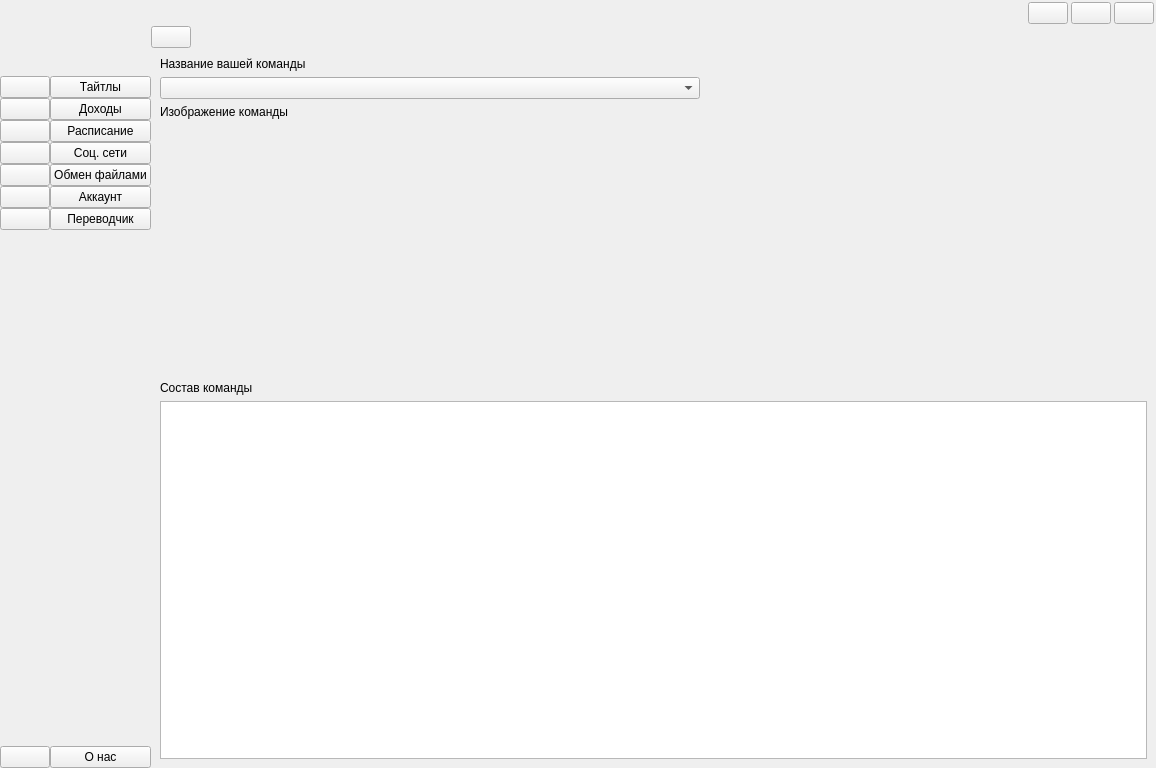
Old version of the form front/ui.ui in the repository Resmko99/Is-for-translator.
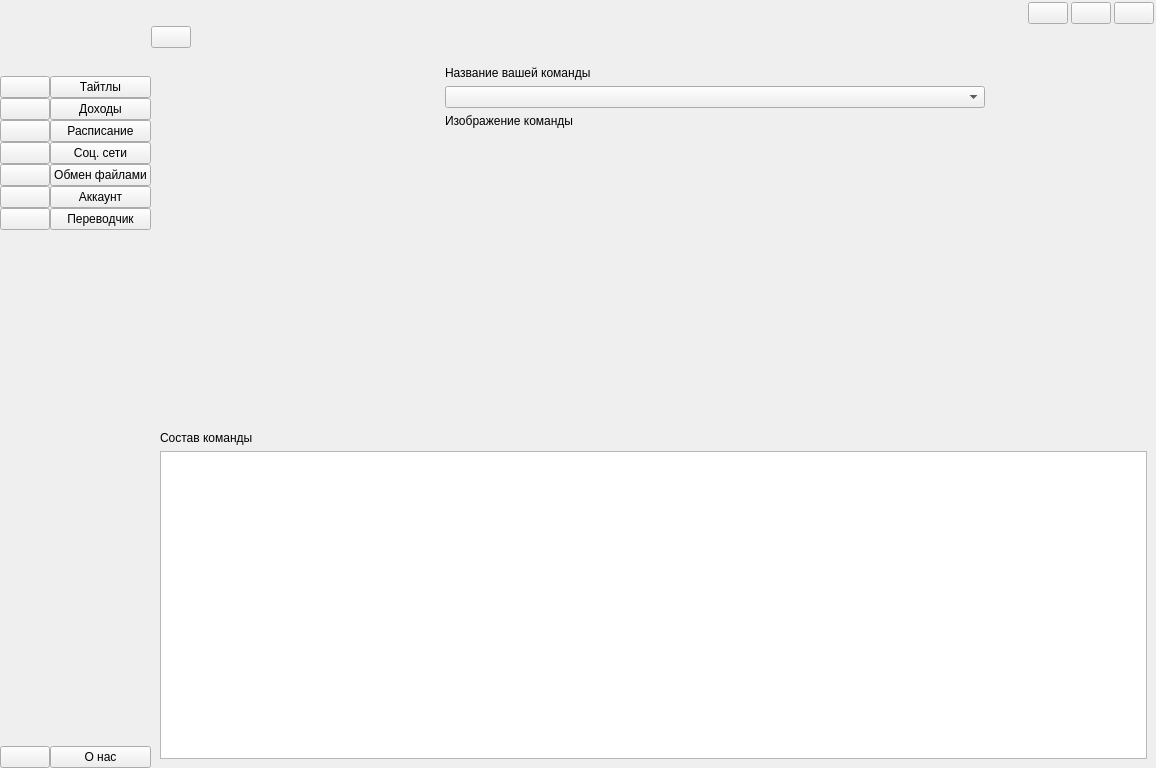
New version of the form. The open tabs and pages were chosen to show the change. Icons and pictures are not drawn.

What changed in the file:
```diff
--- a/front/ui.ui
+++ b/front/ui.ui
@@ -4062,59 +4062,103 @@
           </widget>
           <widget class="QWidget" name="pageUserAccount">
            <layout class="QGridLayout" name="gridLayout_5">
-            <item row="4" column="0">
+            <item row="0" column="0">
+             <widget class="QWidget" name="widget_18" native="true">
+              <layout class="QGridLayout" name="gridLayout_25">
+               <item row="1" column="1">
+                <widget class="QComboBox" name="nameUserAccComboBox">
+                 <property name="sizePolicy">
+                  <sizepolicy hsizetype="Expanding" vsizetype="Fixed">
+                   <horstretch>0</horstretch>
+                   <verstretch>0</verstretch>
+                  </sizepolicy>
+                 </property>
+                 <property name="minimumSize">
+                  <size>
+                   <width>540</width>
+                   <height>0</height>
+                  </size>
+                 </property>
+                 <property name="maximumSize">
+                  <size>
+                   <width>16777215</width>
+                   <height>16777215</height>
+                  </size>
+                 </property>
+                </widget>
+               </item>
+               <item row="1" column="2">
+                <spacer name="horizontalSpacer_30">
+                 <property name="orientation">
+                  <enum>Qt::Horizontal</enum>
+                 </property>
+                 <property name="sizeHint" stdset="0">
+                  <size>
+                   <width>40</width>
+                   <height>20</height>
+                  </size>
+                 </property>
+                </spacer>
+               </item>
+               <item row="0" column="0" rowspan="4">
+                <widget class="QLabel" name="label_36">
+                 <property name="minimumSize">
+                  <size>
+                   <width>270</width>
+                   <height>350</height>
+                  </size>
+                 </property>
+                 <property name="maximumSize">
+                  <size>
+                   <width>200</width>
+                   <height>16777215</height>
+                  </size>
+                 </property>
+                 <property name="text">
+                  <string/>
+                 </property>
+                </widget>
+               </item>
+               <item row="2" column="1">
+                <widget class="QLabel" name="label_93">
+                 <property name="text">
+                  <string>Изображение команды</string>
+                 </property>
+                </widget>
+               </item>
+               <item row="3" column="1">
+                <spacer name="verticalSpacer_12">
+                 <property name="orientation">
+                  <enum>Qt::Vertical</enum>
+                 </property>
+                 <property name="sizeHint" stdset="0">
+                  <size>
+                   <width>20</width>
+                   <height>40</height>
+                  </size>
+                 </property>
+                </spacer>
+               </item>
+               <item row="0" column="1">
+                <widget class="QLabel" name="label_95">
+                 <property name="text">
+                  <string>Название вашей команды</string>
+                 </property>
+                </widget>
+               </item>
+              </layout>
+             </widget>
+            </item>
+            <item row="1" column="0">
              <widget class="QLabel" name="label_35">
               <property name="text">
                <string>Состав команды</string>
               </property>
              </widget>
             </item>
-            <item row="1" column="0">
-             <widget class="QComboBox" name="nameUserAccComboBox">
-              <property name="maximumSize">
-               <size>
-                <width>540</width>
-                <height>16777215</height>
-               </size>
-              </property>
-             </widget>
-            </item>
-            <item row="5" column="0">
+            <item row="2" column="0">
              <widget class="QTableView" name="tableTeamAccUser"/>
             </item>
-            <item row="2" column="0">
-             <widget class="QLabel" name="label_93">
-              <property name="text">
-               <string>Изображение команды</string>
-              </property>
-             </widget>
-            </item>
-            <item row="0" column="0">
-             <widget class="QLabel" name="label_95">
-              <property name="text">
-               <string>Название вашей команды</string>
-              </property>
-             </widget>
-            </item>
-            <item row="3" column="0">
-             <widget class="QLabel" name="label_36">
-              <property name="sizePolicy">
-               <sizepolicy hsizetype="Preferred" vsizetype="Expanding">
-                <horstretch>0</horstretch>
-                <verstretch>0</verstretch>
-               </sizepolicy>
-              </property>
-              <property name="maximumSize">
-               <size>
-                <width>200</width>
-                <height>250</height>
-               </size>
-              </property>
-              <property name="text">
-               <string/>
-              </property>
-             </widget>
-            </item>
            </layout>
           </widget>
           <widget class="QWidget" name="pageAddTask">
```
Left out of the diff: 749 changed lines with no effect on the pictures.
